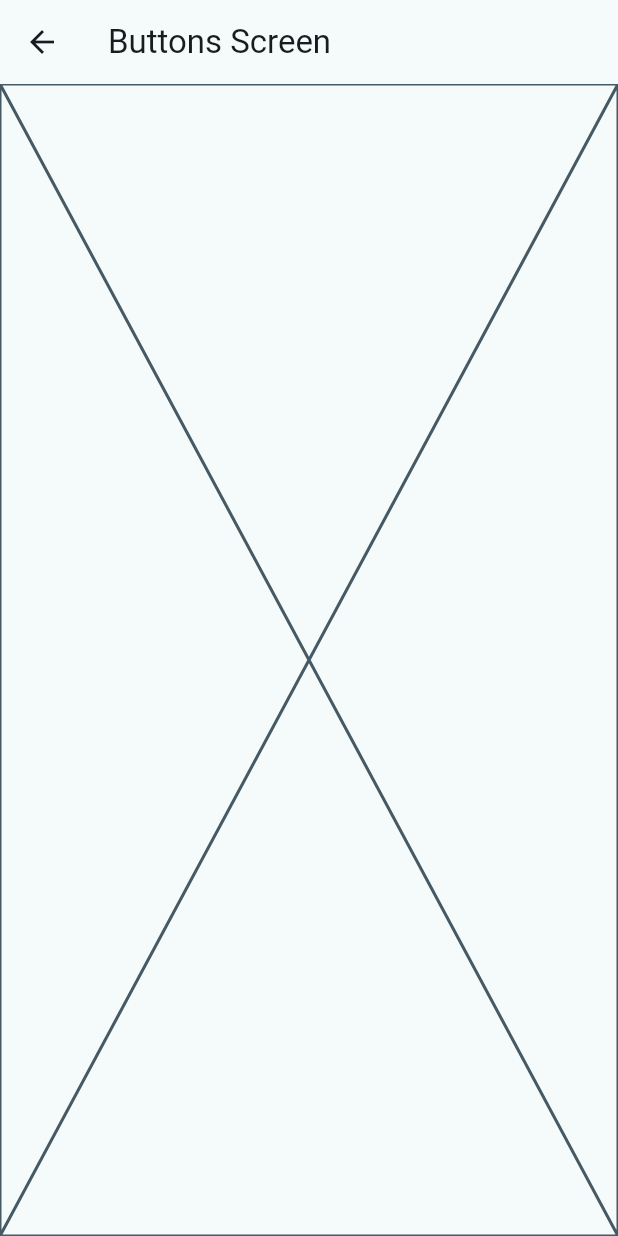
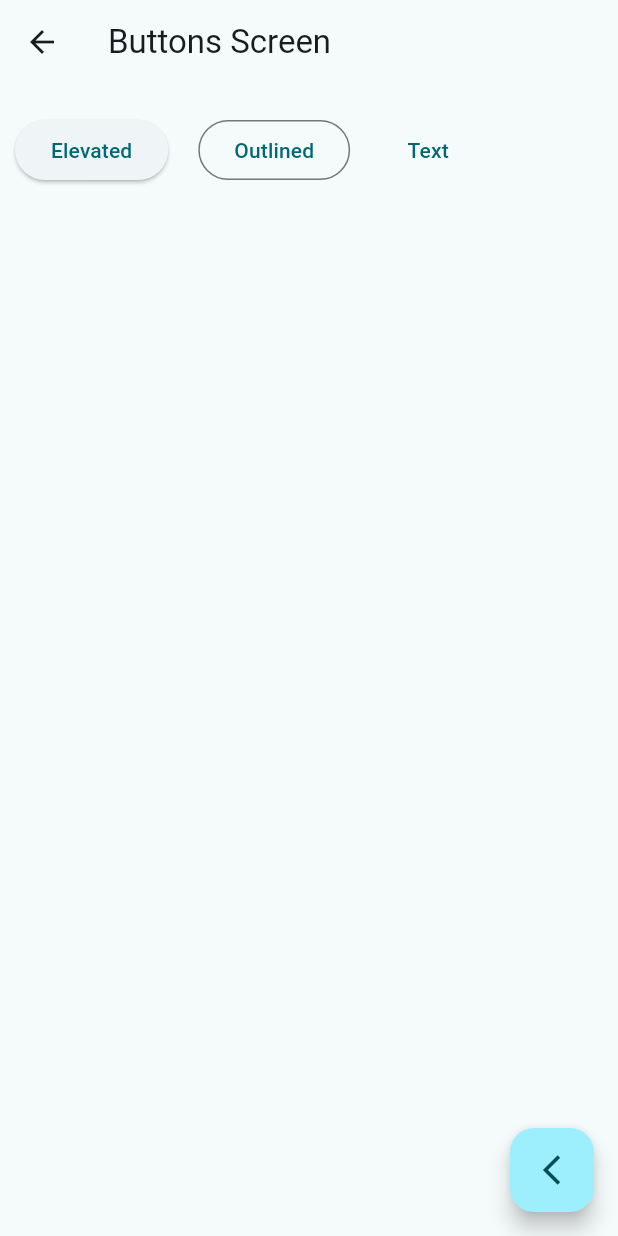
Before and after one commit to AlmaMR/widget_mercadoramos, a Flutter app: the screen it shows after launch, after a tap on "Botones", on a phone screen of 412 x 824 dp. Run offline on Flutter 3.47's test engine with Material 3 defaults, Android fonts, the light colour scheme and no system bars; our stand-ins replace go_router.

Commit message:
Sesión 5 de marzo

```diff
--- /dev/null
+++ b/lib/config/router/app_router.dart
@@ -0,0 +1,22 @@
+import 'package:go_router/go_router.dart';
+import 'package:widget_mercadoramos/presentacion/screens/screens.dart';
+
+final appRouter = GoRouter(
+  routes: [
+    GoRoute(
+      path: '/',
+      name: HomeScreen.name,
+      builder: (context, state) => const HomeScreen(),
+    ),
+    GoRoute(
+      path: '/buttons',
+      name: ButtonsScreen.name,
+      builder: (context, state) => const ButtonsScreen(),
+    ),
+    GoRoute(
+      path: '/cards',
+      name: CardsScreen.name,
+      builder: (context, state) => const CardsScreen(),
+    ),
+  ],
+);
--- a/lib/main.dart
+++ b/lib/main.dart
@@ -1,6 +1,7 @@
 import 'package:flutter/material.dart';
+import 'package:widget_mercadoramos/config/router/app_router.dart';
 import 'package:widget_mercadoramos/config/theme/app_theme.dart';
-import 'package:widget_mercadoramos/presentacion/screens/home/home_screen.dart';
+//import 'package:widget_mercadoramos/presentacion/screens/home/home_screen.dart';
 
 void main() {
   runApp(const MainApp());
@@ -11,20 +12,12 @@ class MainApp extends StatelessWidget {
 
   @override
   Widget build(BuildContext context) {
-    return MaterialApp(
+    return MaterialApp.router(
       debugShowCheckedModeBanner: false,
       theme: AppTheme(selectedColor: 10).themeData(),
-      // home: Scaffold(
-      //   body: Center(
-      //     child: FilledButton(
-      //       onPressed: () {
-      //         print('Mercado Ramos');
-      //       },
-      //       child: Text('Mercado Ramos'),
-      //     ),
-      //   ),
-      // ),
-      home: HomeScreen(),
+      routerConfig: appRouter,
+      // routerDelegate: appRouter.routerDelegate,
+      // routeInformationParser: appRouter.routeInformationParser,
     );
   }
 }
--- a/lib/presentacion/screens/buttons/buttons_screen.dart
+++ b/lib/presentacion/screens/buttons/buttons_screen.dart
@@ -1,13 +1,43 @@
 import 'package:flutter/material.dart';
+import 'package:go_router/go_router.dart';
 
 class ButtonsScreen extends StatelessWidget {
+  static const String name = 'buttons_screen';
+
   const ButtonsScreen({super.key});
 
   @override
   Widget build(BuildContext context) {
     return Scaffold(
       appBar: AppBar(title: const Text('Buttons Screen')),
-      body: Placeholder(),
+      body: const _ButtonView(),
+      floatingActionButton: FloatingActionButton(
+        child: const Icon(Icons.arrow_back_ios_outlined),
+        onPressed: () {
+          context.pop();
+        },
+      ),
     );
   }
 }
+
+class _ButtonView extends StatelessWidget {
+  const _ButtonView();
+
+  @override
+  Widget build(BuildContext context) {
+    return Padding(
+      padding: const EdgeInsets.symmetric(horizontal: 10, vertical: 20),
+      child: Wrap(
+        spacing: 10,
+        children: [
+          ElevatedButton(onPressed: () {}, child: const Text('Elevated')),
+          const SizedBox(height: 10),
+          OutlinedButton(onPressed: () {}, child: const Text('Outlined')),
+          const SizedBox(height: 10),
+          TextButton(onPressed: () {}, child: const Text('Text')),
+        ],
+      ),
+    );
+  }
+}
--- a/lib/presentacion/screens/home/home_screen.dart
+++ b/lib/presentacion/screens/home/home_screen.dart
@@ -1,8 +1,10 @@
 import 'package:flutter/material.dart';
+import 'package:go_router/go_router.dart';
 import 'package:widget_mercadoramos/config/menu/menu_items.dart';
-import 'package:widget_mercadoramos/presentacion/screens/buttons/buttons_screen.dart';
 
 class HomeScreen extends StatelessWidget {
+  static const String name = 'home_screen';
+
   const HomeScreen({super.key});
 
   @override
@@ -43,9 +45,7 @@ class _CustomListTile extends StatelessWidget {
       title: Text(menuItem.title),
       subtitle: Text(menuItem.subtitle),
       onTap: () {
-        Navigator.of(context).push(
-          MaterialPageRoute<void>(builder: (context) => const ButtonsScreen()),
-        );
+        context.push(menuItem.link);
       },
     );
   }
--- /dev/null
+++ b/lib/presentacion/screens/screens.dart
@@ -0,0 +1,3 @@
+export 'package:widget_mercadoramos/presentacion/screens/buttons/buttons_screen.dart';
+export 'package:widget_mercadoramos/presentacion/screens/home/home_screen.dart';
+export 'package:widget_mercadoramos/presentacion/screens/cards/cards_screen.dart';
--- a/pubspec.yaml
+++ b/pubspec.yaml
@@ -9,6 +9,7 @@ environment:
 dependencies:
   flutter:
     sdk: flutter
+  go_router: ^17.1.0
 
 dev_dependencies:
   flutter_test:
```
Also changed, not shown: lib/presentacion/screens/cards/cards_screen.dart (added, +139 -0 lines), lib/presentacion/screens/cards_screen.dart (deleted, +0 -13 lines), pubspec.lock.
